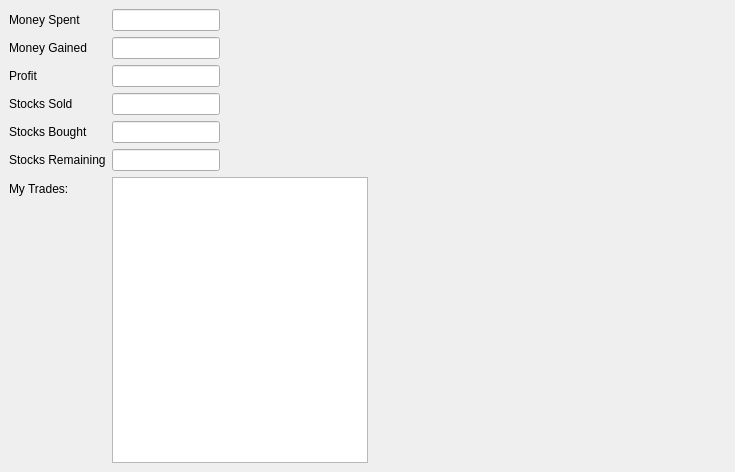
First picture: the form in app/trading-evaluator-widget.ui, repository shocklateboy92/se3011, before the edit.
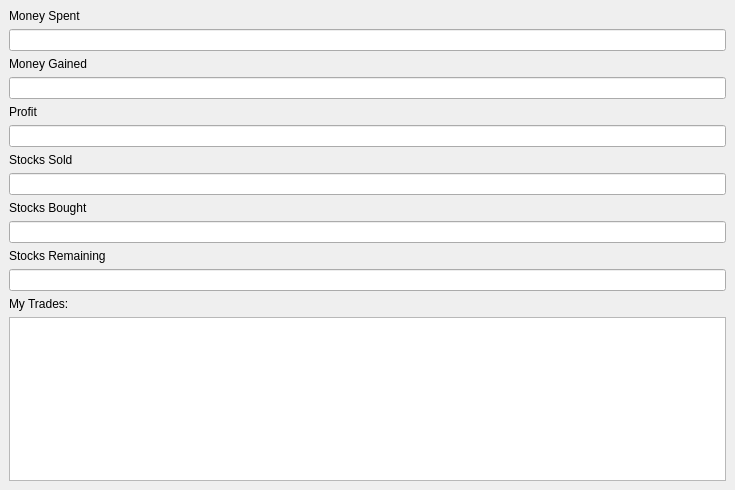
Second picture: the form after the edit.

```diff
--- a/app/trading-evaluator-widget.ui
+++ b/app/trading-evaluator-widget.ui
@@ -7,85 +7,82 @@
     <x>0</x>
     <y>0</y>
     <width>735</width>
-    <height>472</height>
+    <height>490</height>
    </rect>
   </property>
   <property name="windowTitle">
    <string>Evaluator</string>
   </property>
   <widget class="QWidget" name="dockWidgetContents">
-   <layout class="QFormLayout" name="formLayout">
-    <property name="fieldGrowthPolicy">
-     <enum>QFormLayout::FieldsStayAtSizeHint</enum>
-    </property>
-    <item row="1" column="0">
+   <layout class="QVBoxLayout" name="verticalLayout">
+    <item>
      <widget class="QLabel" name="money_spent_label">
       <property name="text">
        <string>Money Spent</string>
       </property>
      </widget>
     </item>
-    <item row="1" column="1">
+    <item>
      <widget class="QLineEdit" name="money_spent"/>
     </item>
-    <item row="3" column="0">
+    <item>
      <widget class="QLabel" name="money_gained_label">
       <property name="text">
        <string>Money Gained</string>
       </property>
      </widget>
     </item>
-    <item row="3" column="1">
+    <item>
      <widget class="QLineEdit" name="money_gained"/>
     </item>
-    <item row="4" column="0">
+    <item>
      <widget class="QLabel" name="profit_label">
       <property name="text">
        <string>Profit</string>
       </property>
      </widget>
     </item>
-    <item row="4" column="1">
+    <item>
      <widget class="QLineEdit" name="profit"/>
     </item>
-    <item row="5" column="0">
+    <item>
      <widget class="QLabel" name="stocks_sold_label">
       <property name="text">
        <string>Stocks Sold</string>
       </property>
      </widget>
     </item>
-    <item row="5" column="1">
+    <item>
      <widget class="QLineEdit" name="stocks_sold"/>
     </item>
-    <item row="6" column="0">
+    <item>
      <widget class="QLabel" name="stocks_bought_label">
       <property name="text">
        <string>Stocks Bought</string>
       </property>
      </widget>
     </item>
-    <item row="6" column="1">
+    <item>
      <widget class="QLineEdit" name="stocks_bought"/>
     </item>
-    <item row="7" column="0">
+    <item>
      <widget class="QLabel" name="stocks_remaining_label">
       <property name="text">
        <string>Stocks Remaining</string>
       </property>
      </widget>
     </item>
-    <item row="7" column="1">
+    <item>
      <widget class="QLineEdit" name="stocks_remaining"/>
     </item>
-    <item row="8" column="0">
+    <item>
      <widget class="QLabel" name="my_trades_label">
       <property name="text">
        <string>My Trades:</string>
       </property>
      </widget>
     </item>
-    <item row="8" column="1">
+    <item>
      <widget class="QTableView" name="my_trades"/>
     </item>
    </layout>
```
